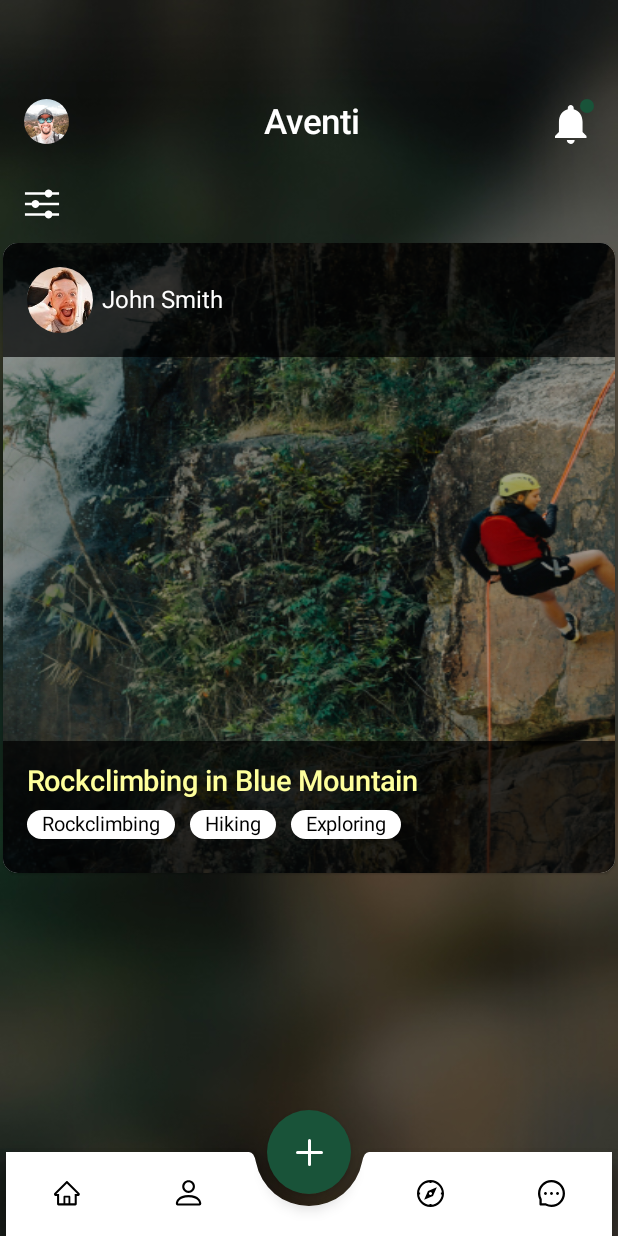
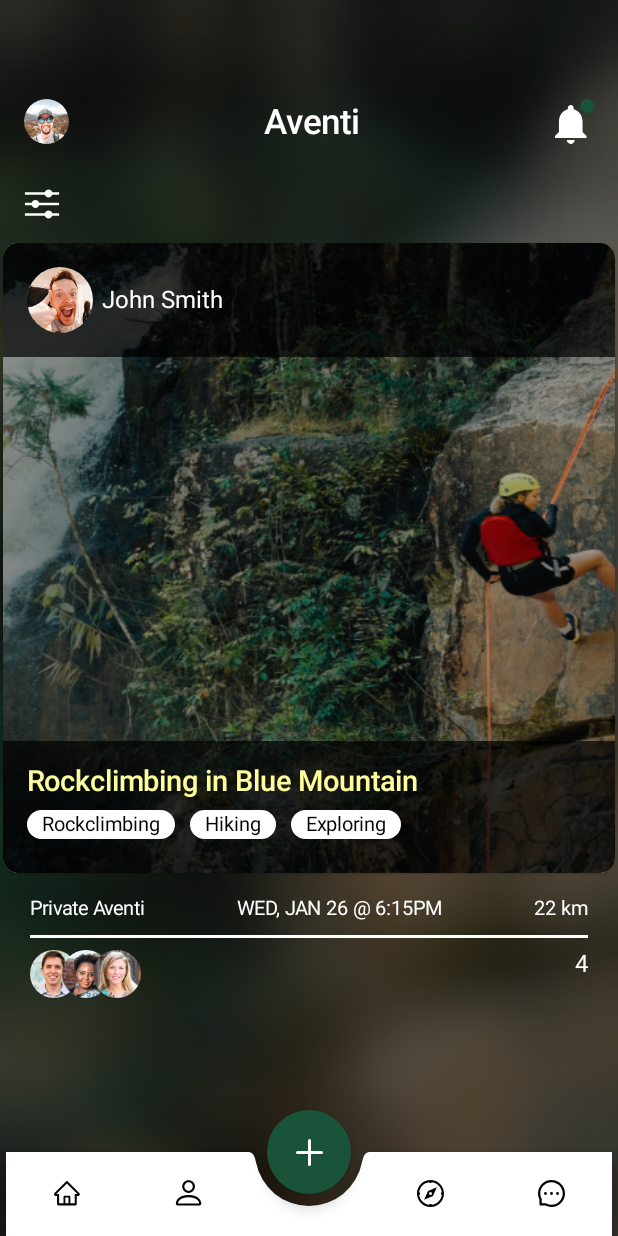
Before and after one commit to Meleshko-Alex/Aventi, an Android app built with Jetpack Compose: the screen it shows after launch (MainActivity), on a phone screen of 412 x 824 dp. Run offline under Robolectric (Android 15) with nearby library versions, the phone set to English and light mode, and no system bars.

Commit message:
Create AventiFooter

```diff
--- /dev/null
+++ b/app/src/main/java/com/example/aventi/ui/card/infocard/AventiFooter.kt
@@ -0,0 +1,111 @@
+package com.example.aventi.ui.card.infocard
+
+import androidx.compose.foundation.layout.Box
+import androidx.compose.foundation.layout.Column
+import androidx.compose.foundation.layout.Row
+import androidx.compose.foundation.layout.Spacer
+import androidx.compose.foundation.layout.fillMaxSize
+import androidx.compose.foundation.layout.fillMaxWidth
+import androidx.compose.foundation.layout.padding
+import androidx.compose.foundation.layout.size
+import androidx.compose.foundation.shape.CircleShape
+import androidx.compose.material.Divider
+import androidx.compose.material.Text
+import androidx.compose.runtime.Composable
+import androidx.compose.ui.Modifier
+import androidx.compose.ui.draw.clip
+import androidx.compose.ui.graphics.Color
+import androidx.compose.ui.layout.ContentScale
+import androidx.compose.ui.platform.LocalContext
+import androidx.compose.ui.tooling.preview.Preview
+import androidx.compose.ui.unit.dp
+import androidx.compose.ui.unit.sp
+import coil.compose.AsyncImage
+import coil.request.ImageRequest
+import com.example.aventi.R
+import com.example.aventi.models.Adventure
+import com.example.aventi.models.User
+import com.example.aventi.ui.theme.AventiTheme
+
+@Composable
+fun AventiFooter(adventure: Adventure) {
+    Column(
+        Modifier
+            .fillMaxSize()
+            .padding(start = 20.dp, top = 16.dp, end = 20.dp)
+    ) {
+        Row {
+            val eventType = if (adventure.isPrivate) "Private" else "Public"
+            Text(text = "$eventType Aventi", color = Color.White, fontSize = 13.sp)
+
+            Spacer(modifier = Modifier.weight(1f))
+            Text(text = adventure.date, color = Color.White, fontSize = 13.sp)
+
+            Spacer(modifier = Modifier.weight(1f))
+            Text(text = "${adventure.distance / 1000} km", color = Color.White, fontSize = 13.sp)
+        }
+
+        Box(
+            Modifier
+                .fillMaxWidth()
+                .padding(top = 10.dp)
+        ) {
+            Divider(
+                color = Color.White,
+                thickness = 2.dp
+            )
+        }
+
+        Row(
+            Modifier
+                .fillMaxWidth()
+                .padding(top = 8.dp, bottom = 22.dp)
+        ) {
+
+            Box {
+                adventure.participant.forEachIndexed {index, element ->
+                    AsyncImage(
+                        model = ImageRequest.Builder(LocalContext.current)
+                            .data(element.avatar)
+                            .crossfade(true)
+                            .build(),
+                        contentDescription = null,
+                        modifier = Modifier
+                            .padding(start = (index * 21).dp)
+                            .size(32.dp)
+                            .clip(CircleShape),
+                        contentScale = ContentScale.Crop
+                    )
+                }
+            }
+
+            Spacer(modifier = Modifier.weight(1f))
+            Text(text = "${adventure.participant.size + 1}", color = Color.White, fontSize = 16.sp)
+        }
+    }
+}
+
+@Preview
+@Composable
+fun AventiFooterPreview() {
+    AventiTheme {
+        AventiFooter(getMockAdventure())
+    }
+}
+
+fun getMockAdventure(): Adventure {
+    return Adventure(
+        isPrivate = true,
+        date = "WED, JAN 26 @ 6:15PM",
+        distance = 22000,
+        getMockUserList()
+    )
+}
+
+fun getMockUserList(): List<User> {
+    val user1 = User("f1", "l1", R.drawable.user_1_mock)
+    val user2 = User("f2", "l2", R.drawable.user_2_mock)
+    val user3 = User("f3", "l3", R.drawable.user_3_mock)
+
+    return listOf(user1, user2, user3)
+}
--- a/app/src/main/java/com/example/aventi/ui/elements/navigation/actionbar/AventiActionBar.kt
+++ b/app/src/main/java/com/example/aventi/ui/elements/navigation/actionbar/AventiActionBar.kt
@@ -1,6 +1,5 @@
 package com.example.aventi.ui.elements.navigation.actionbar
 
-import androidx.compose.foundation.Image
 import androidx.compose.foundation.layout.Row
 import androidx.compose.foundation.layout.Spacer
 import androidx.compose.foundation.layout.fillMaxWidth
@@ -13,10 +12,8 @@ import androidx.compose.ui.Alignment
 import androidx.compose.ui.Modifier
 import androidx.compose.ui.draw.clip
 import androidx.compose.ui.graphics.Color
-import androidx.compose.ui.graphics.ImageBitmap
 import androidx.compose.ui.layout.ContentScale
 import androidx.compose.ui.platform.LocalContext
-import androidx.compose.ui.res.imageResource
 import androidx.compose.ui.text.font.FontWeight
 import androidx.compose.ui.tooling.preview.Preview
 import androidx.compose.ui.unit.dp
--- a/app/src/main/java/com/example/aventi/ui/screens/HomeScreen.kt
+++ b/app/src/main/java/com/example/aventi/ui/screens/HomeScreen.kt
@@ -13,11 +13,15 @@ import androidx.compose.ui.draw.paint
 import androidx.compose.ui.graphics.Color
 import androidx.compose.ui.layout.ContentScale
 import androidx.compose.ui.res.painterResource
+import androidx.compose.ui.tooling.preview.Preview
 import androidx.compose.ui.unit.dp
 import com.example.aventi.R
+import com.example.aventi.ui.card.infocard.AventiFooter
 import com.example.aventi.ui.card.infocard.InfoCard
+import com.example.aventi.ui.card.infocard.getMockAdventure
 import com.example.aventi.ui.elements.navigation.actionbar.AventiActionBar
 import com.example.aventi.ui.elements.navigation.navigation.BottomBarWithFab
+import com.example.aventi.ui.theme.AventiTheme
 
 @Composable
 fun HomeScreen() {
@@ -43,9 +47,21 @@ fun HomeScreen() {
                 tint = Color.White
             )
             Spacer(modifier = Modifier.height(16.dp))
-            InfoCard(imageBackground = R.drawable.pickture_mock_1)
+
+            Column(Modifier.fillMaxSize()) {
+                InfoCard(imageBackground = R.drawable.pickture_mock_1)
+                AventiFooter(getMockAdventure())
+            }
         }
 
         BottomBarWithFab()
     }
 }
+
+@Preview
+@Composable
+fun HomeScreenPreview() {
+    AventiTheme {
+        HomeScreen()
+    }
+}
```
